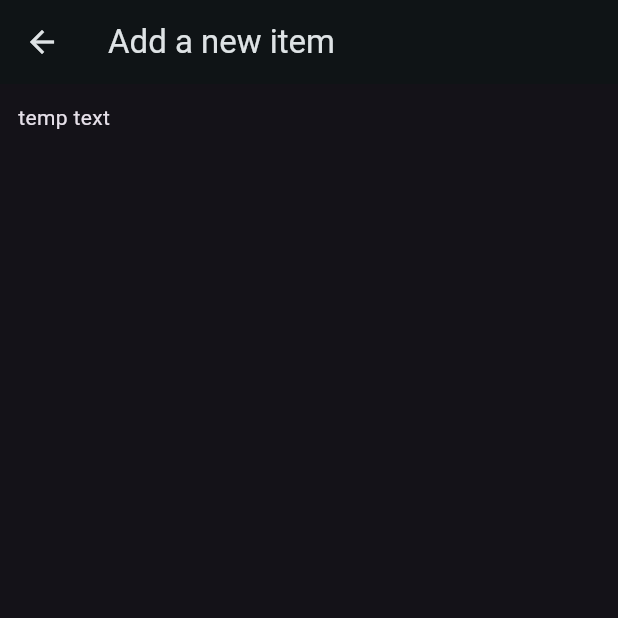
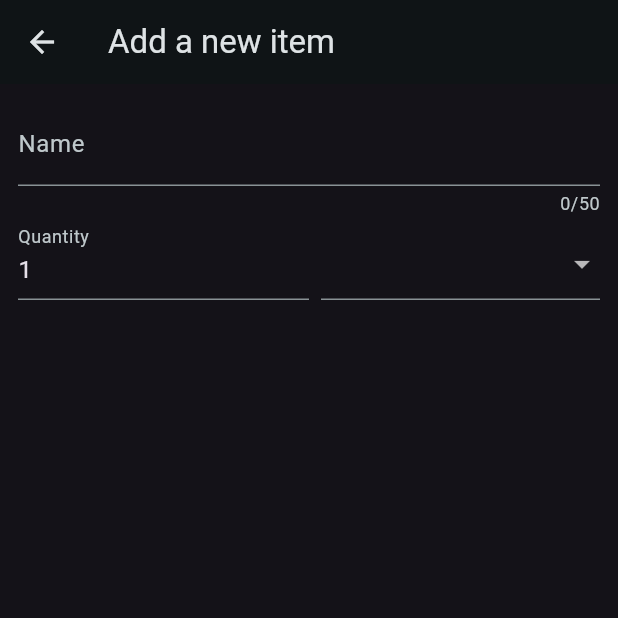
Before and after one commit to cocahonka/flutter-training-shopping-list, a Flutter app: the NewItemScreen screen opened directly, on a phone screen of 412 x 824 dp, the top half of it. Run offline on Flutter 3.47's test engine with Material 3 defaults, Android fonts, the phone set to English and light mode, and no system bars.

Commit message:
added a form for new item

```diff
--- a/lib/screens/new_item_screen.dart
+++ b/lib/screens/new_item_screen.dart
@@ -1,4 +1,6 @@
 import 'package:flutter/material.dart';
+import 'package:shopping_list/extensions/capitalize.dart';
+import 'package:shopping_list/models/category.dart';
 
 class NewItemScreen extends StatelessWidget {
   const NewItemScreen({super.key});
@@ -11,7 +13,65 @@ class NewItemScreen extends StatelessWidget {
       ),
       body: Padding(
         padding: const EdgeInsets.all(12),
-        child: Text('temp text'),
+        child: Form(
+          child: Column(
+            children: [
+              TextFormField(
+                maxLength: 50,
+                decoration: const InputDecoration(
+                  label: Text('Name'),
+                ),
+                validator: (value) {
+                  return 'Demo...';
+                },
+              ),
+              Row(
+                crossAxisAlignment: CrossAxisAlignment.end,
+                children: [
+                  Expanded(
+                    child: TextFormField(
+                      keyboardType: TextInputType.number,
+                      decoration: const InputDecoration(
+                        label: Text('Quantity'),
+                      ),
+                      initialValue: '1',
+                      validator: (value) {
+                        return 'Demo...';
+                      },
+                    ),
+                  ),
+                  Expanded(
+                    child: Padding(
+                      padding: const EdgeInsets.only(left: 8),
+                      child: DropdownButtonFormField(
+                        items: [
+                          for (final category in Category.values)
+                            DropdownMenuItem(
+                              value: category,
+                              child: Row(
+                                children: [
+                                  Container(
+                                    width: 16,
+                                    height: 16,
+                                    color: category.color,
+                                  ),
+                                  Padding(
+                                    padding: const EdgeInsets.only(left: 6),
+                                    child: Text(category.name.capitalize()),
+                                  ),
+                                ],
+                              ),
+                            ),
+                        ],
+                        onChanged: (value) {},
+                      ),
+                    ),
+                  ),
+                ],
+              ),
+            ],
+          ),
+        ),
       ),
     );
   }
```
